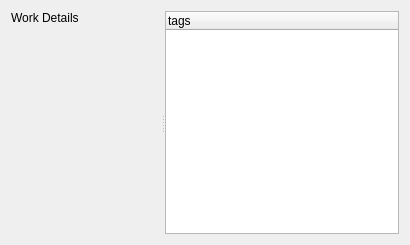
Before: the Qt Designer form app/workdetailview.ui in x37v/datajockey, drawn with Qt 5.
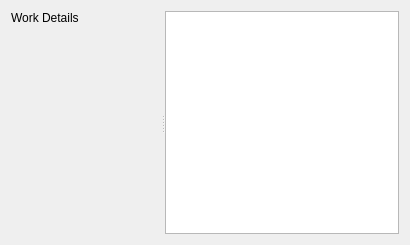
After: the same form once the commit is applied.

Commit message: working on tags view.. something just ain't right with the model yet

What changed in the file:
```diff
--- a/app/workdetailview.ui
+++ b/app/workdetailview.ui
@@ -36,28 +36,7 @@
        <bool>true</bool>
       </property>
      </widget>
-     <widget class="QTreeWidget" name="tagView">
-      <property name="editTriggers">
-       <set>QAbstractItemView::NoEditTriggers</set>
-      </property>
-      <property name="showDropIndicator" stdset="0">
-       <bool>true</bool>
-      </property>
-      <property name="dragDropMode">
-       <enum>QAbstractItemView::DropOnly</enum>
-      </property>
-      <property name="alternatingRowColors">
-       <bool>true</bool>
-      </property>
-      <attribute name="headerVisible">
-       <bool>true</bool>
-      </attribute>
-      <column>
-       <property name="text">
-        <string>tags</string>
-       </property>
-      </column>
-     </widget>
+     <widget class="QTreeView" name="tagsView"/>
     </widget>
    </item>
   </layout>
```
The commit also changes 12 other files.
